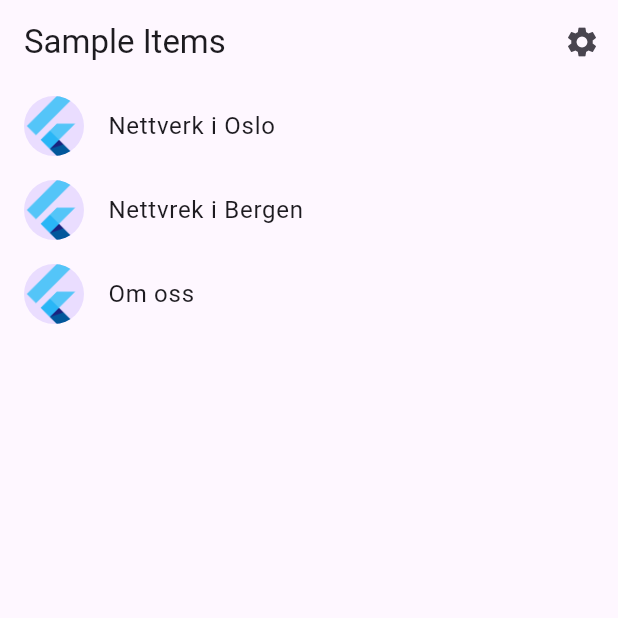
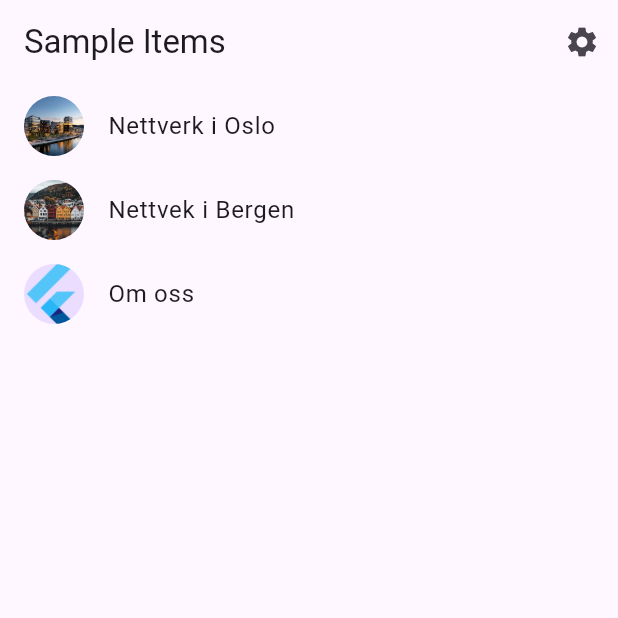
Before and after one commit to VadimCpp/nettverk, a Flutter app: the screen it shows after launch, on a phone screen of 412 x 824 dp, the top half of it. Run offline on Flutter 3.47's test engine with Material 3 defaults, Android fonts, the phone set to English and light mode, and no system bars; generated files the repository leaves out were written again.

Commit message:
Edu: add images

```diff
--- a/lib/src/sample_feature/sample_item.dart
+++ b/lib/src/sample_feature/sample_item.dart
@@ -1,8 +1,8 @@
 /// A placeholder class that represents an entity or model.
 class SampleItem {
-  const SampleItem(this.id, this.title);
+  const SampleItem(this.id, this.title, this.logo);
 
   final int id;
   final String title;
-
+  final String logo;
 }
--- a/lib/src/sample_feature/sample_item_list_view.dart
+++ b/lib/src/sample_feature/sample_item_list_view.dart
@@ -9,9 +9,10 @@ class SampleItemListView extends StatelessWidget {
   const SampleItemListView({
     super.key,
     this.items = const [
-      SampleItem(1, "Nettverk i Oslo"),
-      SampleItem(2, "Nettvrek i Bergen"),
-      SampleItem(3, "Om oss")],
+      SampleItem(1, "Nettverk i Oslo", "assets/images/oslo_logo.png"),
+      SampleItem(2, "Nettvek i Bergen", "assets/images/bergen_logo.png"),
+      SampleItem(3, "Om oss", "assets/images/flutter_logo.png")
+    ],
   });
 
   static const routeName = '/';
@@ -53,9 +54,9 @@ class SampleItemListView extends StatelessWidget {
 
           return ListTile(
             title: Text(item.title),
-            leading: const CircleAvatar(
+            leading: CircleAvatar(
               // Display the Flutter Logo image asset.
-              foregroundImage: AssetImage('assets/images/flutter_logo.png'),
+              foregroundImage: AssetImage(item.logo),
             ),
             onTap: () {
               // Navigate to the details page. If the user leaves and returns to
```
Also changed, not shown: assets/images/2.0x/bergen_logo.png (added), assets/images/2.0x/oslo_logo.png (added), assets/images/3.0x/bergen_logo.png (added), assets/images/3.0x/oslo_logo.png (added), assets/images/bergen_logo.png (added), assets/images/oslo_logo.png (added).
